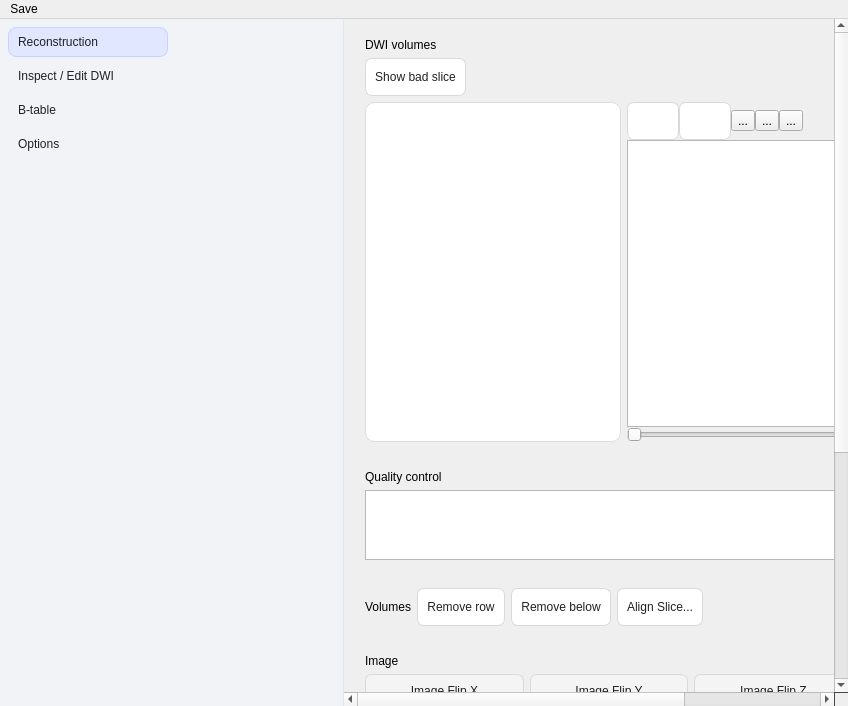
Qt form reconstruction/reconstruction_window.ui (frankyeh/DSI-Studio) before a commit.
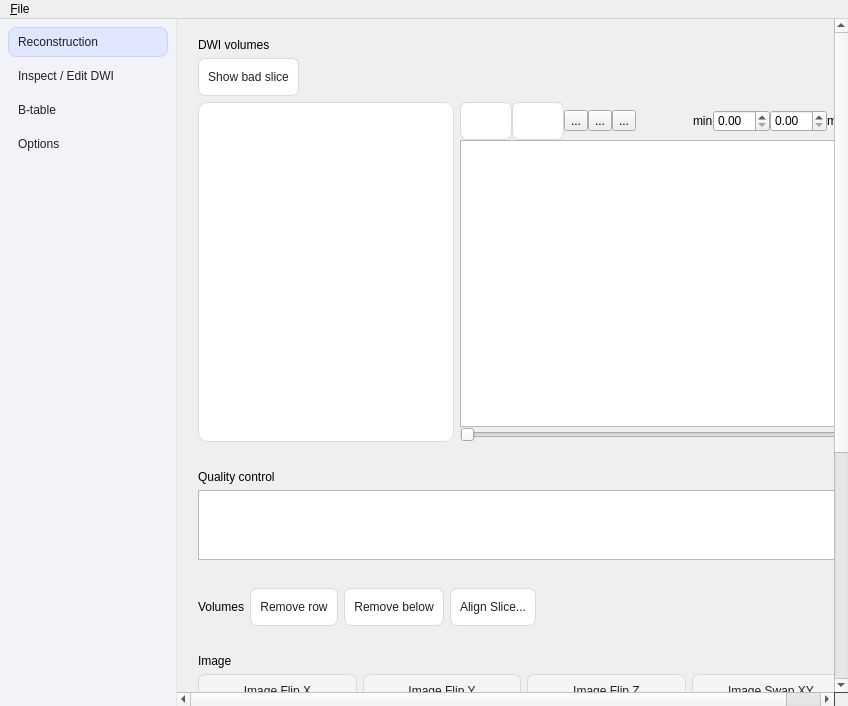
The same form after that commit. The open tabs and pages were chosen to show the change. Icons and pictures are not drawn.

```diff
--- a/reconstruction/reconstruction_window.ui
+++ b/reconstruction/reconstruction_window.ui
@@ -87,6 +87,18 @@
     </property>
     <item>
      <widget class="QFrame" name="sidebar">
+      <property name="sizePolicy">
+       <sizepolicy hsizetype="Fixed" vsizetype="Preferred">
+        <horstretch>0</horstretch>
+        <verstretch>0</verstretch>
+       </sizepolicy>
+      </property>
+      <property name="maximumSize">
+       <size>
+        <width>200</width>
+        <height>16777215</height>
+       </size>
+      </property>
       <layout class="QVBoxLayout" name="sidebar_layout">
        <property name="spacing">
         <number>0</number>
@@ -932,6 +944,14 @@
            <bool>true</bool>
           </property>
           <widget class="QWidget" name="inspect_content">
+           <property name="geometry">
+            <rect>
+             <x>0</x>
+             <y>0</y>
+             <width>773</width>
+             <height>1094</height>
+            </rect>
+           </property>
            <layout class="QVBoxLayout" name="inspect_content_layout">
             <item>
              <widget class="QFrame" name="viewer_card">
@@ -1069,7 +1089,7 @@
                         <property name="minimumSize">
                          <size>
                           <width>24</width>
-                          <height>0</height>
+                          <height>38</height>
                          </size>
                         </property>
                         <property name="text">
@@ -1086,7 +1106,7 @@
                         <property name="minimumSize">
                          <size>
                           <width>24</width>
-                          <height>0</height>
+                          <height>38</height>
                          </size>
                         </property>
                         <property name="text">
@@ -2612,7 +2632,7 @@
    </property>
    <widget class="QMenu" name="menuFile">
     <property name="title">
-     <string>Save</string>
+     <string>&amp;File</string>
     </property>
     <addaction name="actionSet_Output_File" />
     <addaction name="actionSave_Mask" />
@@ -2626,7 +2646,7 @@
     <addaction name="actionSave_bvals" />
     <addaction name="actionSave_bvecs" />
    </widget>
-   <addaction name="menuFile" />
+   <addaction name="menuFile"/>
   </widget>
   <action name="actionSet_Output_File">
    <property name="text">
```
Left out of the diff: 577 changed lines with no effect on the pictures.
